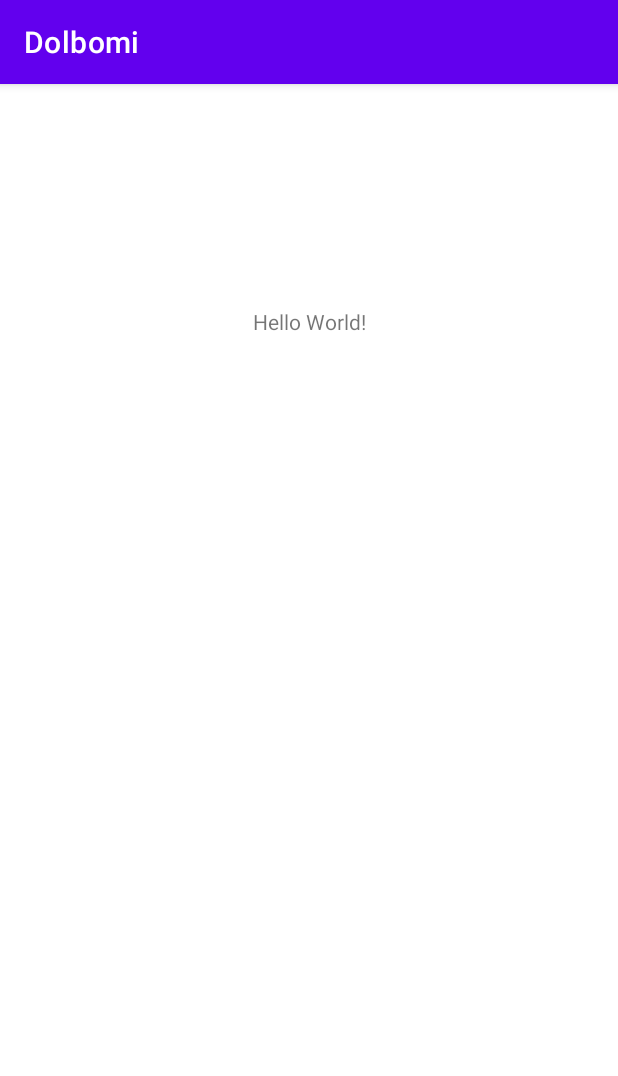
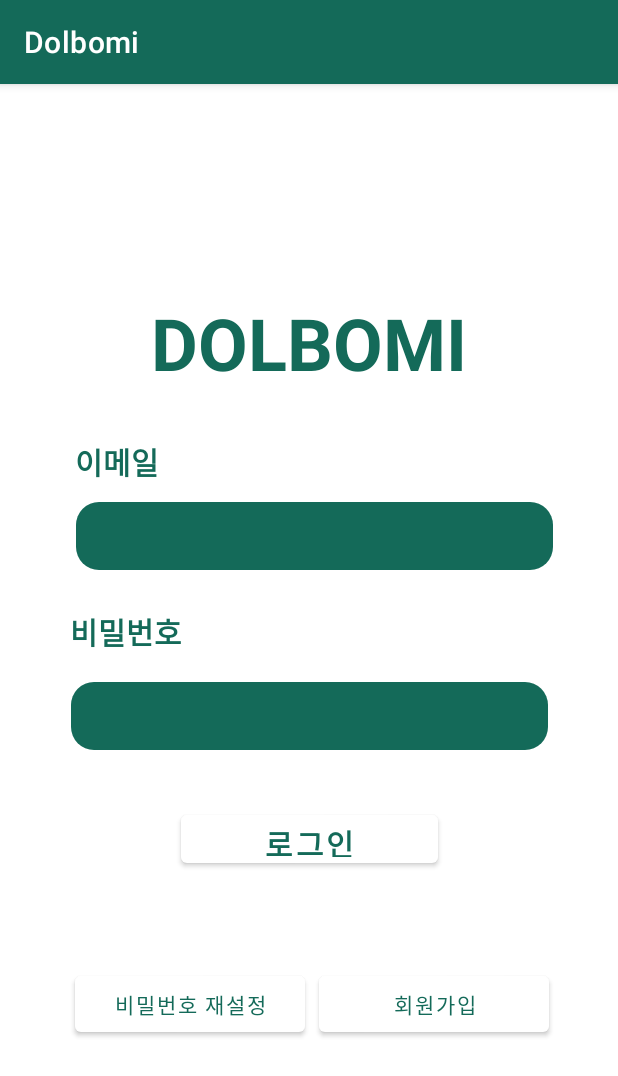
Before and after one commit to DOLBOMI/DOLBOMI_FRONT, an Android app: the screen it shows after launch (MainActivity before the commit, LoginActivity after it), on a phone screen of 412 x 824 dp. Shown: the top 1076 px of the screen. Run offline under Robolectric (Android 15) with nearby library versions, the phone set to English and light mode, and no system bars.

Commit message:
[#3] 로그인/회원가입 화면 (#5)
* [FEAT] 로그인/회원가입/스플래시 화면

* feat: rename activity, delete splash

```diff
--- a/app/src/main/AndroidManifest.xml
+++ b/app/src/main/AndroidManifest.xml
@@ -9,7 +9,8 @@
         android:roundIcon="@mipmap/ic_launcher_round"
         android:supportsRtl="true"
         android:theme="@style/Theme.Dolbomi">
-        <activity android:name=".MainActivity">
+        <activity android:name=".RegisterActivity"></activity>
+        <activity android:name=".LoginActivity">
             <intent-filter>
                 <action android:name="android.intent.action.MAIN" />
 
--- /dev/null
+++ b/app/src/main/java/com/example/dolbomi/LoginActivity.java
@@ -0,0 +1,29 @@
+package com.example.dolbomi;
+
+import androidx.appcompat.app.AppCompatActivity;
+
+import android.content.Intent;
+import android.os.Bundle;
+import android.view.View;
+import android.widget.Button;
+
+public class LoginActivity extends AppCompatActivity {
+
+    @Override
+    protected void onCreate(Bundle savedInstanceState) {
+        super.onCreate(savedInstanceState);
+        setContentView(R.layout.activity_login);
+
+
+        //회원가입 버튼 클릭시 액티비티 전환
+         Button registerButton = (Button) findViewById(R.id.registerButton);
+        registerButton.setOnClickListener(new View.OnClickListener(){
+            @Override
+            public void onClick(View view){
+                Intent intent = new Intent(getApplicationContext(), RegisterActivity.class);
+                startActivity(intent);
+            }
+         });
+
+    }
+}
--- a/app/src/main/java/com/example/dolbomi/MainActivity.java
+++ /dev/null
@@ -1,14 +0,0 @@
-package com.example.dolbomi;
-
-import androidx.appcompat.app.AppCompatActivity;
-
-import android.os.Bundle;
-
-public class MainActivity extends AppCompatActivity {
-
-    @Override
-    protected void onCreate(Bundle savedInstanceState) {
-        super.onCreate(savedInstanceState);
-        setContentView(R.layout.activity_main);
-    }
-}
--- /dev/null
+++ b/app/src/main/res/drawable/rounded_edittext.xml
@@ -0,0 +1,10 @@
+<?xml version="1.0" encoding="utf-8"?>
+<shape xmlns:android="http://schemas.android.com/apk/res/android"
+    android:shape="rectangle" android:padding="10dp">
+    <solid android:color="#146A59"/>
+    <corners
+        android:bottomRightRadius="15dp"
+        android:bottomLeftRadius="15dp"
+        android:topLeftRadius="15dp"
+        android:topRightRadius="15dp"/>
+</shape>
--- /dev/null
+++ b/app/src/main/res/layout/activity_login.xml
@@ -0,0 +1,132 @@
+<?xml version="1.0" encoding="utf-8"?>
+<androidx.constraintlayout.widget.ConstraintLayout xmlns:android="http://schemas.android.com/apk/res/android"
+    xmlns:app="http://schemas.android.com/apk/res-auto"
+    xmlns:tools="http://schemas.android.com/tools"
+    android:layout_width="match_parent"
+    android:layout_height="match_parent"
+    tools:context=".LoginActivity">
+
+    <TextView
+        android:id="@+id/textView3"
+        android:layout_width="wrap_content"
+        android:layout_height="wrap_content"
+        android:text="DOLBOMI"
+        android:textColor="#146A59"
+        android:textSize="48sp"
+        android:textStyle="bold"
+        app:layout_constraintBottom_toBottomOf="parent"
+        app:layout_constraintLeft_toLeftOf="parent"
+        app:layout_constraintRight_toRightOf="parent"
+        app:layout_constraintTop_toTopOf="parent"
+        app:layout_constraintVertical_bias="0.199" />
+
+    <TextView
+        android:id="@+id/emailTextView"
+        android:layout_width="wrap_content"
+        android:layout_height="wrap_content"
+        android:text="이메일"
+        android:textColor="#146A59"
+        android:textSize="20sp"
+        android:textStyle="bold"
+        app:layout_constraintBottom_toBottomOf="parent"
+        app:layout_constraintEnd_toEndOf="parent"
+        app:layout_constraintHorizontal_bias="0.141"
+        app:layout_constraintStart_toStartOf="parent"
+        app:layout_constraintTop_toTopOf="parent"
+        app:layout_constraintVertical_bias="0.321" />
+
+    <EditText
+        android:id="@+id/editTextTextEmailAddress"
+        android:layout_width="318dp"
+        android:layout_height="45dp"
+        android:background="@drawable/rounded_edittext"
+        android:ems="10"
+        android:inputType="textEmailAddress"
+        android:padding="5dip"
+        android:textColor="#FFFFFF"
+        android:textCursorDrawable="@null"
+        app:layout_constraintBottom_toBottomOf="parent"
+        app:layout_constraintEnd_toEndOf="parent"
+        app:layout_constraintHorizontal_bias="0.537"
+        app:layout_constraintStart_toStartOf="parent"
+        app:layout_constraintTop_toTopOf="parent"
+        app:layout_constraintVertical_bias="0.386"
+        tools:ignore="MissingConstraints" />
+
+    <TextView
+        android:id="@+id/passwordTextView"
+        android:layout_width="wrap_content"
+        android:layout_height="wrap_content"
+        android:text="비밀번호"
+        android:textColor="#146A59"
+        android:textSize="20sp"
+        android:textStyle="bold"
+        app:layout_constraintBottom_toBottomOf="parent"
+        app:layout_constraintEnd_toEndOf="parent"
+        app:layout_constraintHorizontal_bias="0.139"
+        app:layout_constraintStart_toStartOf="parent"
+        app:layout_constraintTop_toTopOf="parent"
+        app:layout_constraintVertical_bias="0.474" />
+
+    <EditText
+        android:id="@+id/editTextTextPassword"
+        android:layout_width="318dp"
+        android:layout_height="45dp"
+        android:background="@drawable/rounded_edittext"
+        android:ems="10"
+        android:inputType="textPassword"
+        android:textColor="#ffffffff"
+        android:textCursorDrawable="@null"
+        app:layout_constraintBottom_toBottomOf="parent"
+        app:layout_constraintEnd_toEndOf="parent"
+        app:layout_constraintHorizontal_bias="0.505"
+        app:layout_constraintStart_toStartOf="parent"
+        app:layout_constraintTop_toTopOf="parent"
+        app:layout_constraintVertical_bias="0.552"
+        tools:ignore="MissingConstraints" />
+
+    <Button
+        android:id="@+id/button"
+        android:layout_width="171dp"
+        android:layout_height="44dp"
+        android:text="로그인"
+        android:textColor="#146A59"
+        android:textSize="20sp"
+        android:textStyle="bold"
+        app:backgroundTint="#FFFFFF"
+        app:layout_constraintBottom_toBottomOf="parent"
+        app:layout_constraintEnd_toEndOf="parent"
+        app:layout_constraintStart_toStartOf="parent"
+        app:layout_constraintTop_toTopOf="parent"
+        app:layout_constraintVertical_bias="0.665" />
+
+    <Button
+        android:id="@+id/button2"
+        android:layout_width="153dp"
+        android:layout_height="49dp"
+        android:text="비밀번호 재설정"
+        android:textColor="#146A59"
+        app:backgroundTint="#FFFFFF"
+        app:layout_constraintBottom_toBottomOf="parent"
+        app:layout_constraintEnd_toEndOf="parent"
+        app:layout_constraintHorizontal_bias="0.193"
+        app:layout_constraintStart_toStartOf="parent"
+        app:layout_constraintTop_toTopOf="parent"
+        app:layout_constraintVertical_bias="0.819" />
+
+    <Button
+        android:id="@+id/registerButton"
+        android:layout_width="153dp"
+        android:layout_height="49dp"
+        android:text="회원가입"
+        android:textColor="#146A59"
+        app:backgroundTint="#FFFFFF"
+        app:layout_constraintBottom_toBottomOf="parent"
+        app:layout_constraintEnd_toEndOf="parent"
+        app:layout_constraintHorizontal_bias="0.821"
+        app:layout_constraintStart_toStartOf="parent"
+        app:layout_constraintTop_toTopOf="parent"
+        app:layout_constraintVertical_bias="0.819" />
+
+
+</androidx.constraintlayout.widget.ConstraintLayout>
--- a/app/src/main/res/layout/activity_main.xml
+++ /dev/null
@@ -1,19 +0,0 @@
-<?xml version="1.0" encoding="utf-8"?>
-<androidx.constraintlayout.widget.ConstraintLayout xmlns:android="http://schemas.android.com/apk/res/android"
-    xmlns:app="http://schemas.android.com/apk/res-auto"
-    xmlns:tools="http://schemas.android.com/tools"
-    android:layout_width="match_parent"
-    android:layout_height="match_parent"
-    tools:context=".MainActivity">
-
-    <TextView
-        android:layout_width="wrap_content"
-        android:layout_height="wrap_content"
-        android:text="Hello World!"
-        app:layout_constraintBottom_toBottomOf="parent"
-        app:layout_constraintLeft_toLeftOf="parent"
-        app:layout_constraintRight_toRightOf="parent"
-        app:layout_constraintTop_toTopOf="parent"
-        app:layout_constraintVertical_bias="0.199" />
-
-</androidx.constraintlayout.widget.ConstraintLayout>
--- a/app/src/main/res/values/colors.xml
+++ b/app/src/main/res/values/colors.xml
@@ -7,4 +7,5 @@
     <color name="teal_700">#FF018786</color>
     <color name="black">#FF000000</color>
     <color name="white">#FFFFFFFF</color>
+    <color name="green">#146A59</color>
 </resources>
--- /dev/null
+++ b/app/src/main/res/values/style.xml
@@ -0,0 +1,5 @@
+<resources xmlns:tools="http://schemas.android.com/tools">
+    <!-- Base application theme. -->
+    ...
+    <!-- Customize your theme here. -->
+</resources>
--- a/app/src/main/res/values/themes.xml
+++ b/app/src/main/res/values/themes.xml
@@ -2,7 +2,7 @@
     <!-- Base application theme. -->
     <style name="Theme.Dolbomi" parent="Theme.MaterialComponents.DayNight.DarkActionBar">
         <!-- Primary brand color. -->
-        <item name="colorPrimary">@color/purple_500</item>
+        <item name="colorPrimary">@color/green</item>
         <item name="colorPrimaryVariant">@color/purple_700</item>
         <item name="colorOnPrimary">@color/white</item>
         <!-- Secondary brand color. -->
```
Also changed, not shown: app/src/main/java/com/example/dolbomi/RegisterActivity.java (added, +27 -0 lines), app/src/main/res/layout/activity_register.xml (added, +201 -0 lines).
